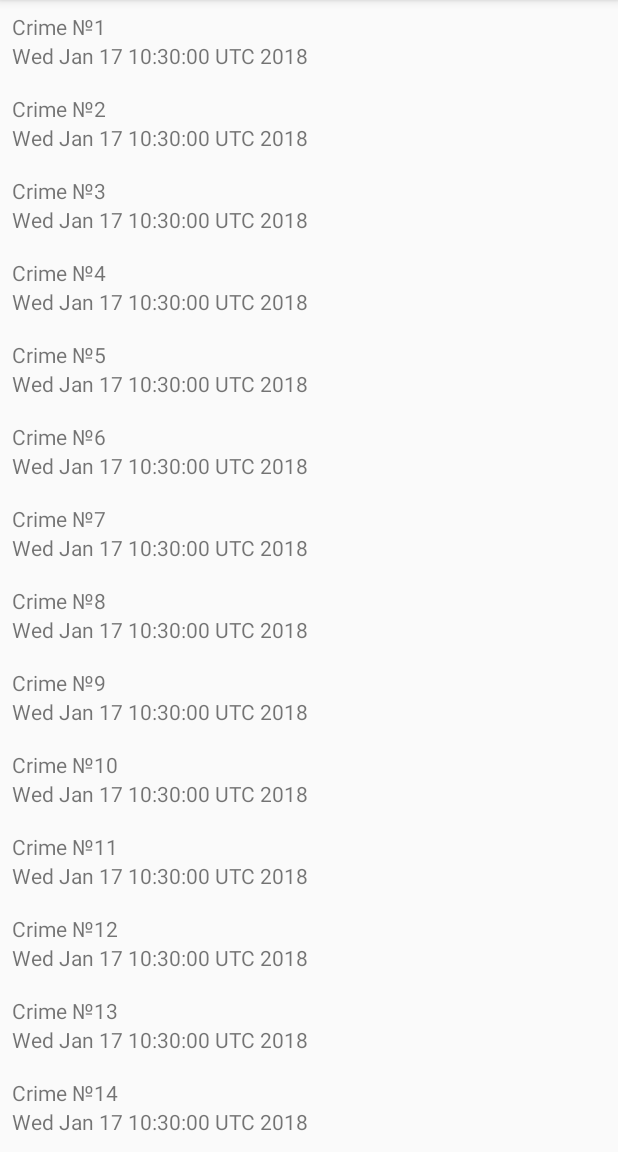
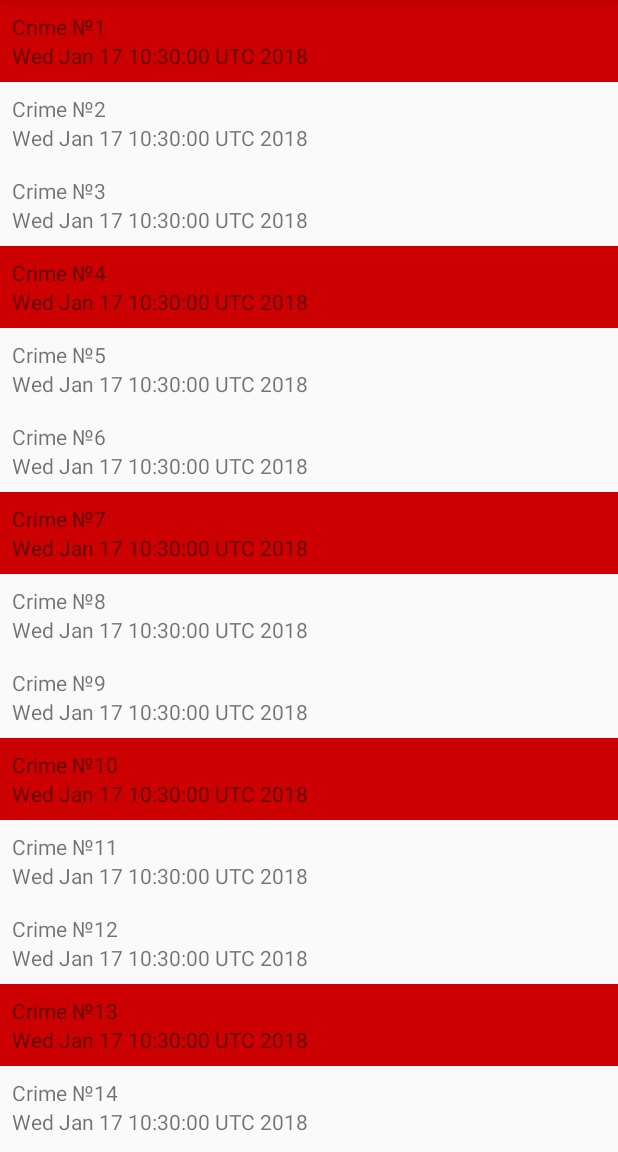
Before and after one commit to danil-buhakov/CriminalIntent, an Android app: the screen it shows after launch (CrimeListActivity), on a phone screen of 412 x 824 dp, the part 84-1236 px from its top. Run offline under Robolectric (Android 15) with nearby library versions, the phone set to English and light mode, and no system bars.

Commit message:
Task 1. View type implemented

```diff
--- a/app/src/main/java/com/book/dan/criminalintent/Crime.java
+++ b/app/src/main/java/com/book/dan/criminalintent/Crime.java
@@ -9,6 +9,7 @@ public class Crime {
     private Date mDate;
     private String mTitle;
     private boolean mSolved;
+    private boolean mRequirePolice;
 
     public Crime(){
         mId= UUID.randomUUID();
@@ -39,4 +40,12 @@ public class Crime {
         return mDate;
     }
 
+    public boolean isRequirePolice() {
+        return mRequirePolice;
+    }
+
+    public void setRequirePolice(boolean requirePolice) {
+        mRequirePolice = requirePolice;
+    }
+
 }
--- a/app/src/main/java/com/book/dan/criminalintent/CrimeLab.java
+++ b/app/src/main/java/com/book/dan/criminalintent/CrimeLab.java
@@ -24,6 +24,7 @@ public class CrimeLab {
             Crime crime = new Crime();
             crime.setSolved(i%2==0);
             crime.setTitle("Crime №"+(i+1));
+            crime.setRequirePolice(i%3==0);
             mCrimes.add(crime);
         }
     }
--- a/app/src/main/java/com/book/dan/criminalintent/CrimeListFragment.java
+++ b/app/src/main/java/com/book/dan/criminalintent/CrimeListFragment.java
@@ -43,8 +43,8 @@ public class CrimeListFragment extends Fragment {
         private TextView mDateTextView;
         private Crime mCrime;
 
-        public CrimeHolder(LayoutInflater inflater, ViewGroup parent) {
-            super(inflater.inflate(R.layout.list_item_crime,parent,false));
+        public CrimeHolder(View v) {
+            super(v);
             mTitleTextView = (TextView) itemView.findViewById(R.id.crime_title);
             mDateTextView = (TextView) itemView.findViewById(R.id.crime_date);
             itemView.setOnClickListener(this);
@@ -62,6 +62,8 @@ public class CrimeListFragment extends Fragment {
         }
     }
 
+
+
     private class CrimeAdapter extends RecyclerView.Adapter<CrimeHolder>{
 
         private List<Crime> mCrimes;
@@ -70,9 +72,23 @@ public class CrimeListFragment extends Fragment {
         }
 
         @Override
+        public int getItemViewType(int position) {
+            if(mCrimes.get(position).isRequirePolice())
+                return 0;
+            else
+                return 1;
+        }
+
+        @Override
         public CrimeHolder onCreateViewHolder(ViewGroup parent, int viewType) {
             LayoutInflater inflater = LayoutInflater.from(getActivity());
-            return new CrimeHolder(inflater,parent);
+            int recouceItemId;
+            if(viewType==1)
+                recouceItemId = R.layout.list_item_crime;
+            else
+                recouceItemId = R.layout.list_item_crime_police;
+            View v = inflater.inflate(recouceItemId, parent,false);
+            return new CrimeHolder(v);
         }
 
         @Override
--- /dev/null
+++ b/app/src/main/res/layout/list_item_crime_police.xml
@@ -0,0 +1,21 @@
+<?xml version="1.0" encoding="utf-8"?>
+<LinearLayout
+    xmlns:android="http://schemas.android.com/apk/res/android"
+    android:layout_width="match_parent"
+    android:layout_height="wrap_content"
+    android:orientation="vertical"
+    android:padding="8dp"
+    android:background="@android:color/holo_red_dark">
+    <TextView
+        android:id="@+id/crime_title"
+        android:layout_width="match_parent"
+        android:layout_height="wrap_content"
+        android:text="Crime Title"/>
+
+    <TextView
+        android:id="@+id/crime_date"
+        android:layout_width="match_parent"
+        android:layout_height="wrap_content"
+        android:text="Crime Date"/>
+
+</LinearLayout>
```
